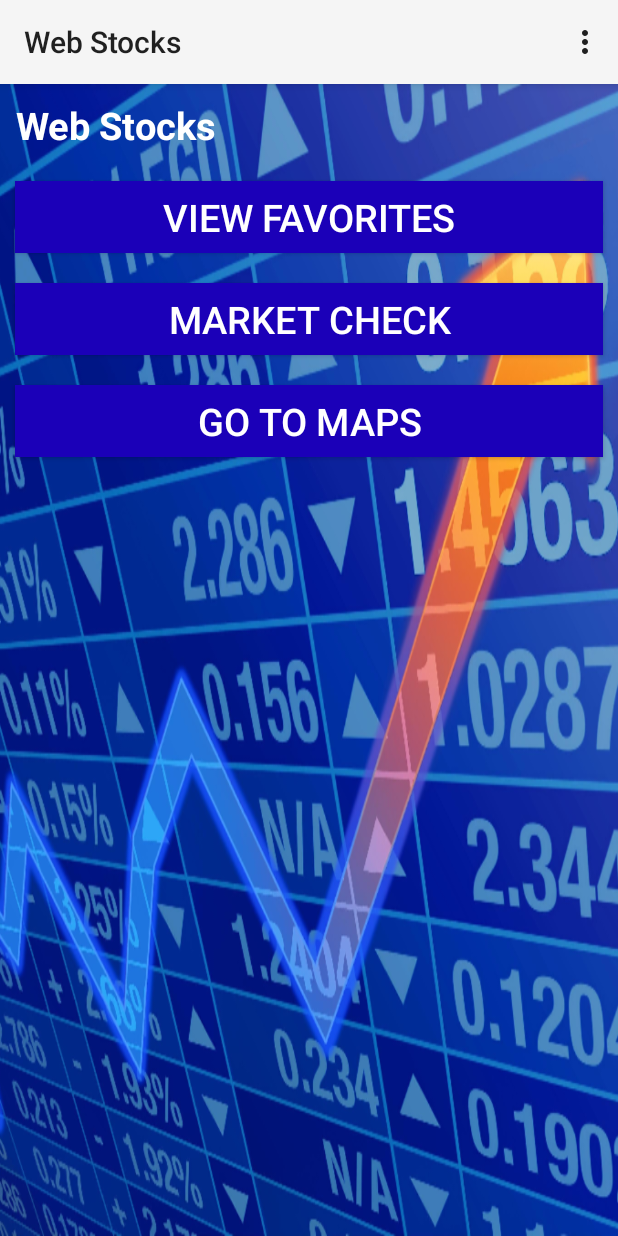
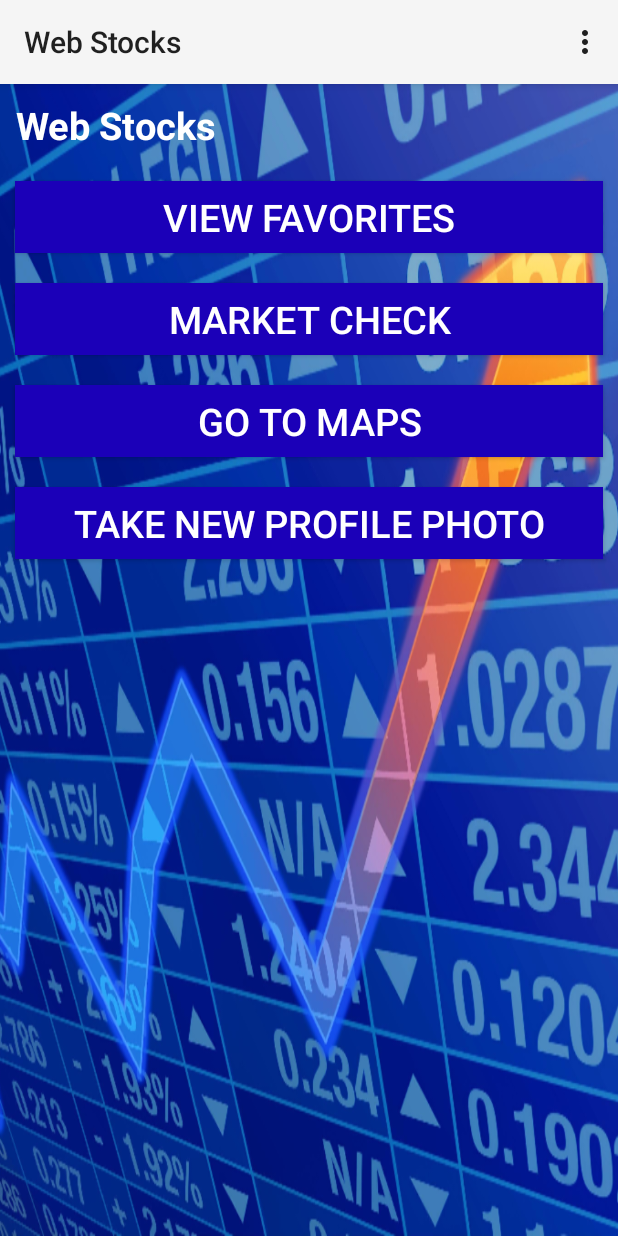
Before and after one commit to JFlah/WebStocks, an Android app: the screen it shows after launch (MainActivity), on a phone screen of 412 x 824 dp. Run offline under Robolectric (Android 15) with nearby library versions, the phone set to English and light mode, and no system bars.

Commit message:
Working with maps and profile photo, some styling done

```diff
--- a/app/src/main/java/com/example/jack/webstocks/MainActivity.java
+++ b/app/src/main/java/com/example/jack/webstocks/MainActivity.java
@@ -22,6 +22,7 @@ public class MainActivity extends Activity {
 
     Button favButton;
     Button mapsButton;
+    Button picButton;
 
     @Override
     protected void onCreate(Bundle savedInstanceState) {
@@ -63,6 +64,14 @@ public class MainActivity extends Activity {
                 startActivity(intent);
             }
         });
+        picButton = (Button) findViewById(R.id.mainPicButton);
+        picButton.setOnClickListener(new View.OnClickListener() {
+            @Override
+            public void onClick(View v) {
+                Intent intent = new Intent(MainActivity.this, PhotoActivity.class);
+                startActivity(intent);
+            }
+        });
     }
 
 
--- a/app/src/main/res/layout/activity_main.xml
+++ b/app/src/main/res/layout/activity_main.xml
@@ -52,11 +52,22 @@
         android:background="#ff1b00b8"
         />
 
+    <Button
+        android:layout_width="match_parent"
+        android:layout_height="wrap_content"
+        android:text="Take New Profile Photo"
+        android:layout_margin="10dp"
+        android:textSize="25sp"
+        android:id="@+id/mainPicButton"
+        android:textColor="#ffffffff"
+        android:background="#ff1b00b8"
+        />
+
     <ImageView
         android:id="@+id/mainPicView"
         android:layout_width="match_parent"
         android:layout_margin="10dp"
-        android:layout_height="250dp"
+        android:layout_height="175dp"
         android:layout_marginStart="80dp"
         android:layout_marginLeft="80dp"
         android:contentDescription="Thumbnail" />
```
Also changed, not shown: app/src/main/res/layout/activity_photo.xml (+6 -1 lines).
